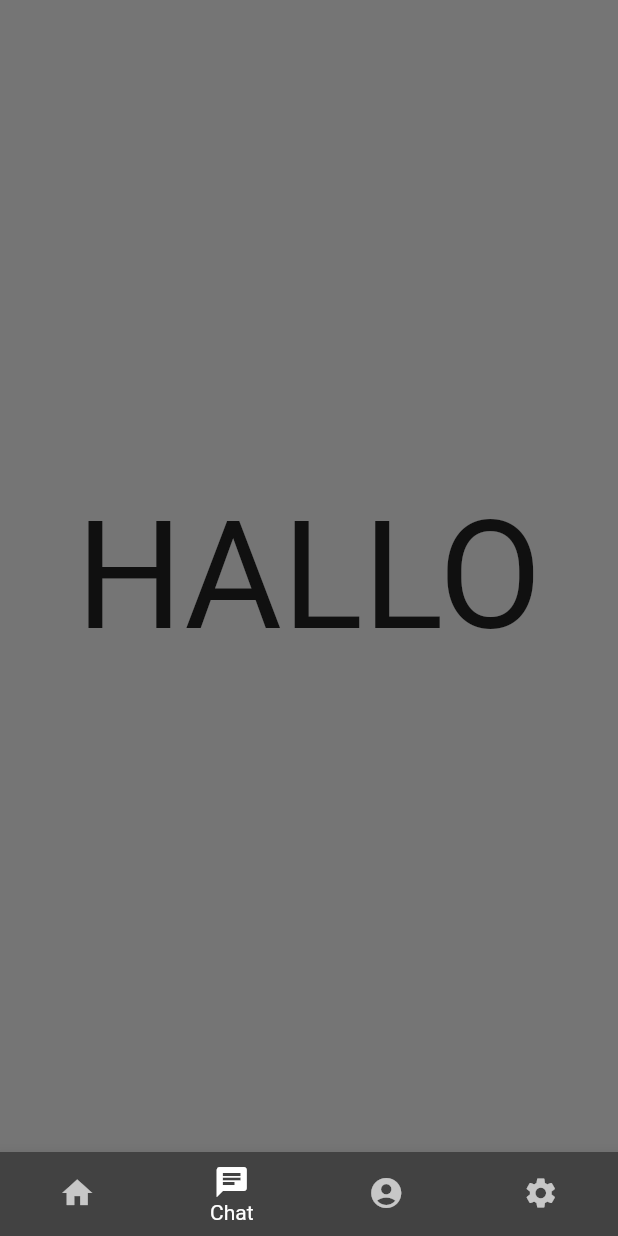
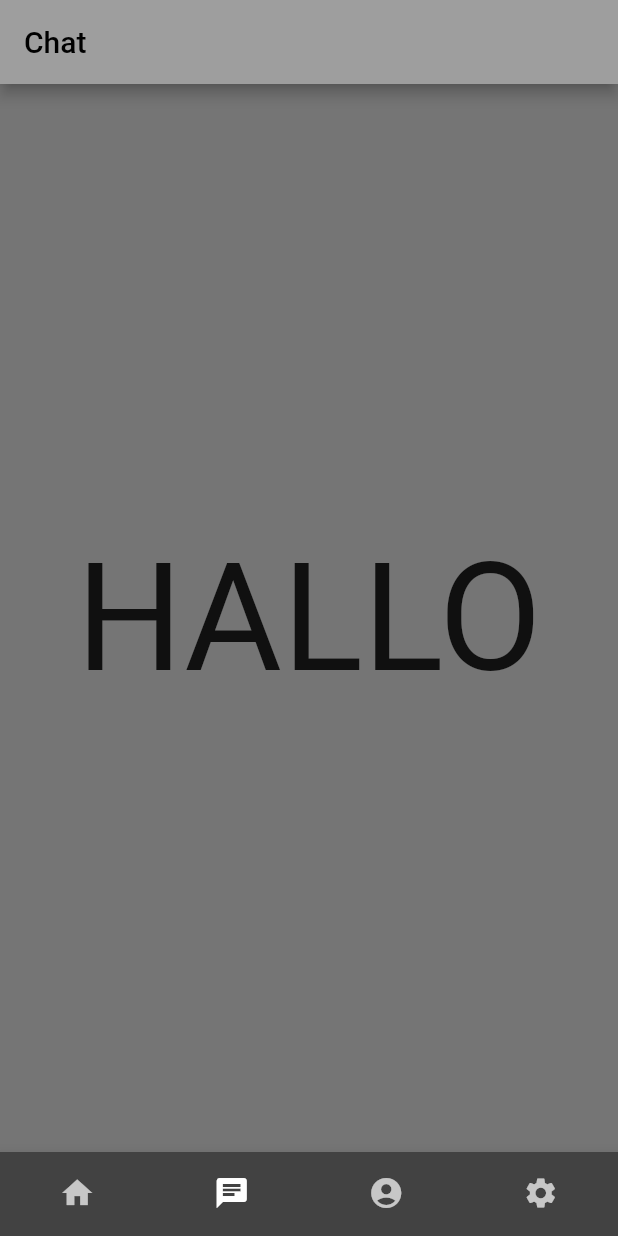
Before and after one commit to Mentalo158/Chat-app, a Flutter app: the mainScreen screen opened directly, item 2 of the bottom bar chosen, on a phone screen of 412 x 824 dp. Run offline on Flutter 3.47's test engine with Material 2 defaults, Android fonts, the phone set to English and light mode, and no system bars.

Commit message:
made changes to appbar & profile

```diff
--- a/lib/mainScreen.dart
+++ b/lib/mainScreen.dart
@@ -12,8 +12,10 @@ class mainScreen extends StatefulWidget {
 }
 
 class _mainScreenState extends State<mainScreen> {
-  int currentIndex = 0;
+  int _currentIndex = 0;
+  String _currentAppBarTitle = "";
 
+  // Different screens for BottomNavigatorBar
   final screens = [
     homeScreen(),
     chatScreen(),
@@ -21,8 +23,39 @@ class _mainScreenState extends State<mainScreen> {
     settingsScreen(),
   ];
 
+  // Change the appBarTitle with index
+  void appBarTitle(int index) {
+    setState(() {
+      _currentIndex = index;
+      switch (index) {
+        case 0:
+          {
+            _currentAppBarTitle = "Home";
+          }
+          break;
+        case 1:
+          {
+            _currentAppBarTitle = "Chat";
+          }
+          break;
+        case 2:
+          {
+            _currentAppBarTitle = "Profile";
+          }
+          break;
+        case 3:
+          {
+            _currentAppBarTitle = "Settings";
+          }
+          break;
+      }
+    });
+  }
+
   @override
   Widget build(BuildContext context) {
+    appBarTitle(_currentIndex);
+
     return Scaffold(
       // stateful widgets dont reset after screen change
       // body: IndexedStack(
@@ -30,25 +63,24 @@ class _mainScreenState extends State<mainScreen> {
       //   children: screens,
       // ),
 
-      // Appbar maybe?
-      // appBar: AppBar(
-      //   backgroundColor: Colors.grey,
-      //   title: Text(
-      //     'veeJob',
-      //     style: TextStyle(color: Color(0xffffffaa)),
-      //   ),
-      //   centerTitle: true,
-      // ),
-
+      appBar: AppBar(
+        backgroundColor: Colors.grey,
+        automaticallyImplyLeading: false,
+        title: Text(
+          _currentAppBarTitle,
+          style: TextStyle(color: Colors.black),
+        ),
+      ),
       // Change pages per Index
-      body: screens[currentIndex],
+      body: screens[_currentIndex],
       bottomNavigationBar: BottomNavigationBar(
-        currentIndex: currentIndex,
-        onTap: (index) => setState(() => currentIndex = index),
+        currentIndex: _currentIndex,
+        onTap: (index) => setState(() => _currentIndex = index),
 
         selectedItemColor: Colors.white,
         unselectedItemColor: Colors.white70,
         showUnselectedLabels: false,
+        showSelectedLabels: false,
         type: BottomNavigationBarType.fixed,
         backgroundColor: Colors.grey[800],
         // iconSize: 25,
--- a/lib/screens/settingsScreen.dart
+++ b/lib/screens/settingsScreen.dart
@@ -5,7 +5,9 @@ class settingsScreen extends StatelessWidget {
 
   @override
   Widget build(BuildContext context) {
-    return Scaffold(body: _buildList());
+    return Scaffold(
+      body: _buildList(),
+    );
   }
 
   Widget _buildList() => ListView(children: [
```
Also changed, not shown: lib/screens/login/logScreen.dart (+14 -6 lines), lib/screens/profileScreen.dart (+10 -5 lines).
